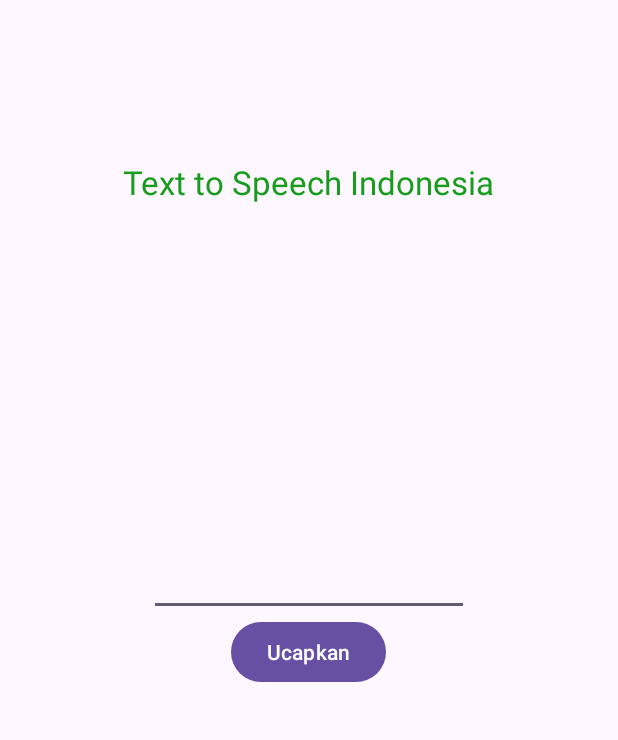
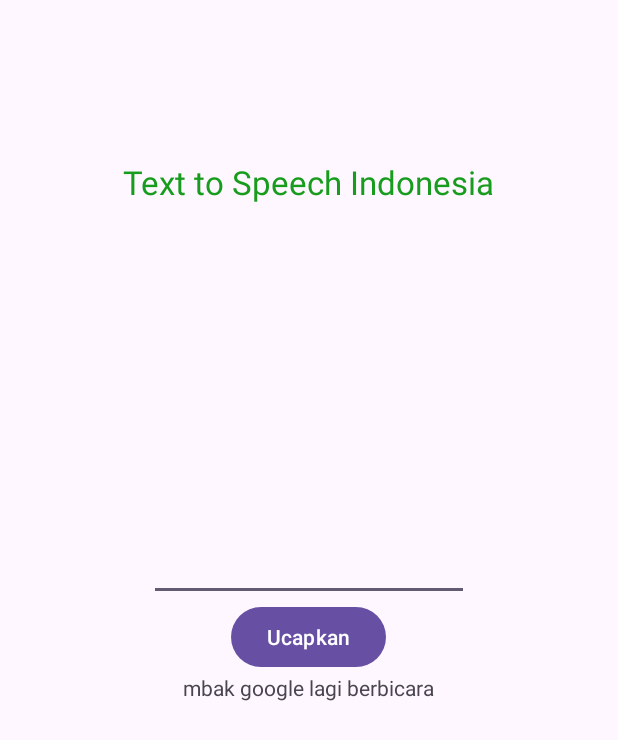
Before and after one commit to ibnunaufal/kotlin-text-to-speech, an Android app: the layout activity_main.xml on its own in the app's theme, with its tools: preview values and no code run, on a phone screen of 412 x 824 dp. Shown: the top 740 px of the screen. Run offline under Robolectric (Android 15) with nearby library versions, the phone set to English and light mode, and no system bars.

```diff
--- a/app/src/main/res/layout/activity_main.xml
+++ b/app/src/main/res/layout/activity_main.xml
@@ -39,6 +39,11 @@
             android:layout_width="wrap_content"
             android:layout_height="wrap_content"
             android:text="Ucapkan" />
+        <TextView
+            android:id="@+id/isSpeaking"
+            android:layout_width="wrap_content"
+            android:layout_height="wrap_content"
+            android:text="mbak google lagi berbicara"/>
     </LinearLayout>
 
 </androidx.constraintlayout.widget.ConstraintLayout>
```
Also changed, not shown: app/src/main/java/id/co/texttospeech/MainActivity.kt (+35 -3 lines).
